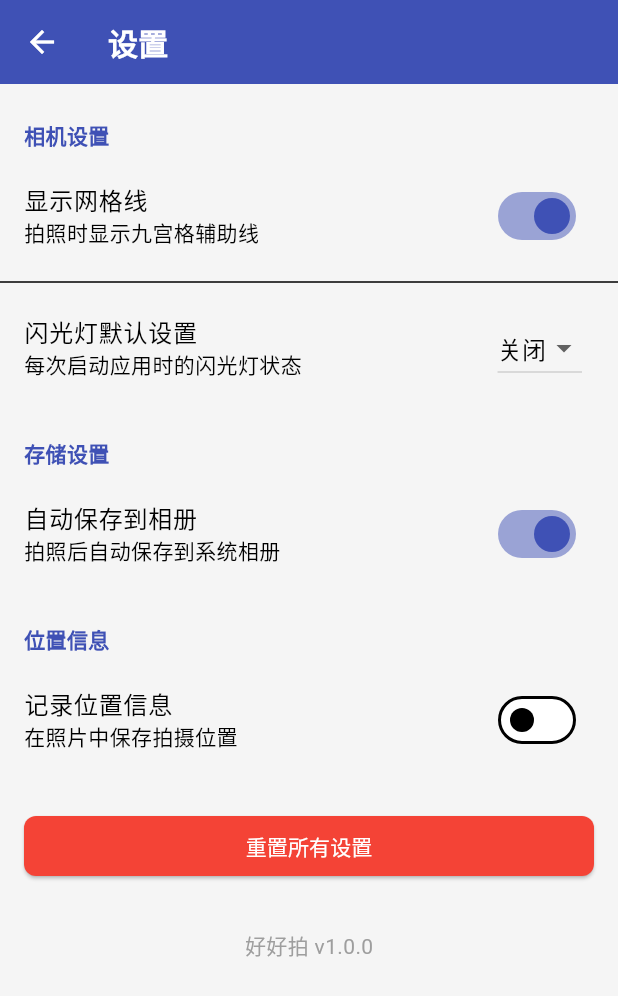
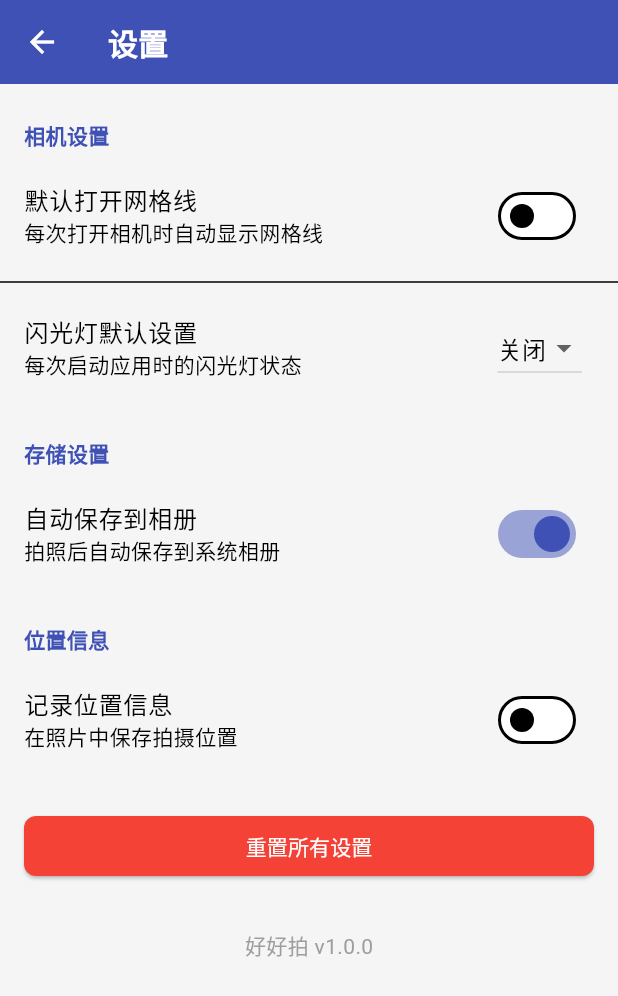
Before and after one commit to lizhengwei1992/haohaopai, a Flutter app: the screen it shows after launch, after a tap on the "settings" icon, on a phone screen of 412 x 824 dp. Shown: the top 996 px of the screen. Run offline on Flutter 3.47's test engine with Material 3 defaults, Android fonts, the phone set to English and light mode, and no system bars; our stand-ins replace camera, dio, flutter_image_compress, image_gallery_saver, permission_handler, shared_preferences; missing offline and left inert: photo_manager.

Commit message:
增加网格线

```diff
--- a/lib/providers/settings_provider.dart
+++ b/lib/providers/settings_provider.dart
@@ -4,7 +4,7 @@ import 'package:shared_preferences/shared_preferences.dart';
 class SettingsProvider with ChangeNotifier {
   // 默认设置
   bool _saveToGallery = true;
-  bool _showGridLines = true;
+  bool _showGridLines = false;
   bool _enableLocation = false;
 
   // Getters
@@ -23,7 +23,7 @@ class SettingsProvider with ChangeNotifier {
       final prefs = await SharedPreferences.getInstance();
 
       _saveToGallery = prefs.getBool('saveToGallery') ?? true;
-      _showGridLines = prefs.getBool('showGridLines') ?? true;
+      _showGridLines = prefs.getBool('showGridLines') ?? false;
       _enableLocation = prefs.getBool('enableLocation') ?? false;
 
       notifyListeners();
@@ -67,7 +67,7 @@ class SettingsProvider with ChangeNotifier {
   // 重置所有设置为默认值
   Future<void> resetSettings() async {
     _saveToGallery = true;
-    _showGridLines = true;
+    _showGridLines = false;
     _enableLocation = false;
 
     await _saveSettings();
--- a/lib/screens/camera_screen.dart
+++ b/lib/screens/camera_screen.dart
@@ -6,7 +6,9 @@ import 'package:path/path.dart' as path;
 import 'package:provider/provider.dart';
 import 'settings/settings_screen.dart';
 import '../providers/camera_provider.dart';
+import '../providers/settings_provider.dart';
 import '../widgets/camera/shooting_tips.dart';
+import '../widgets/camera/camera_grid_lines.dart';
 import 'package:flutter_image_compress/flutter_image_compress.dart';
 import 'package:image/image.dart' as img;
 import '../models/photo_metadata.dart';
@@ -176,8 +178,11 @@ class _CameraScreenState extends State<CameraScreen>
     }
 
     final cameraProvider = Provider.of<CameraProvider>(context);
+    final settingsProvider = Provider.of<SettingsProvider>(context);
     final showingTips = cameraProvider.state == CameraState.showingTips;
     final analyzing = cameraProvider.state == CameraState.analyzing;
+    final showGridLines = (settingsProvider.showGridLines && !showingTips) ||
+        (cameraProvider.state == CameraState.showingTips);
 
     return Scaffold(
       body: Stack(
@@ -194,11 +199,9 @@ class _CameraScreenState extends State<CameraScreen>
                     height: _controller!.value.previewSize!.width,
                     child: GestureDetector(
                       onScaleStart: (details) {
-                        // 记录缩放开始时的缩放级别
                         _baseScaleLevel = _currentZoomLevel;
                       },
                       onScaleUpdate: (details) {
-                        // 根据手势缩放比例更新相机缩放级别
                         if (details.scale != 1.0) {
                           double newZoomLevel =
                               (_baseScaleLevel * details.scale)
@@ -213,6 +216,12 @@ class _CameraScreenState extends State<CameraScreen>
               ),
             ),
           ),
+
+          // 相机网格线
+          if (showGridLines)
+            Positioned.fill(
+              child: CameraGridLines(showGrid: true),
+            ),
 
           // 顶部操作栏
           Positioned(
--- a/lib/screens/settings/settings_screen.dart
+++ b/lib/screens/settings/settings_screen.dart
@@ -18,8 +18,8 @@ class SettingsScreen extends StatelessWidget {
 
               // 网格线开关
               SwitchListTile(
-                title: const Text('显示网格线'),
-                subtitle: const Text('拍照时显示九宫格辅助线'),
+                title: const Text('默认打开网格线'),
+                subtitle: const Text('每次打开相机时自动显示网格线'),
                 value: settings.showGridLines,
                 onChanged: (value) => settings.setShowGridLines(value),
                 activeColor: AppTheme.primaryColor,
```
Also changed, not shown: lib/widgets/camera/camera_grid_lines.dart (+12 -14 lines).
